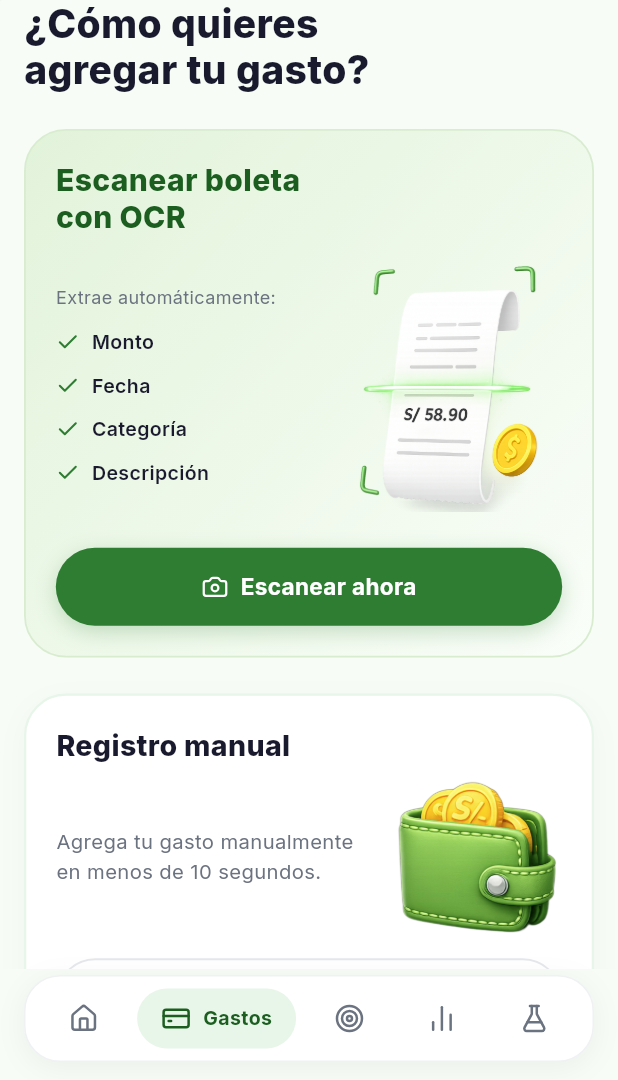
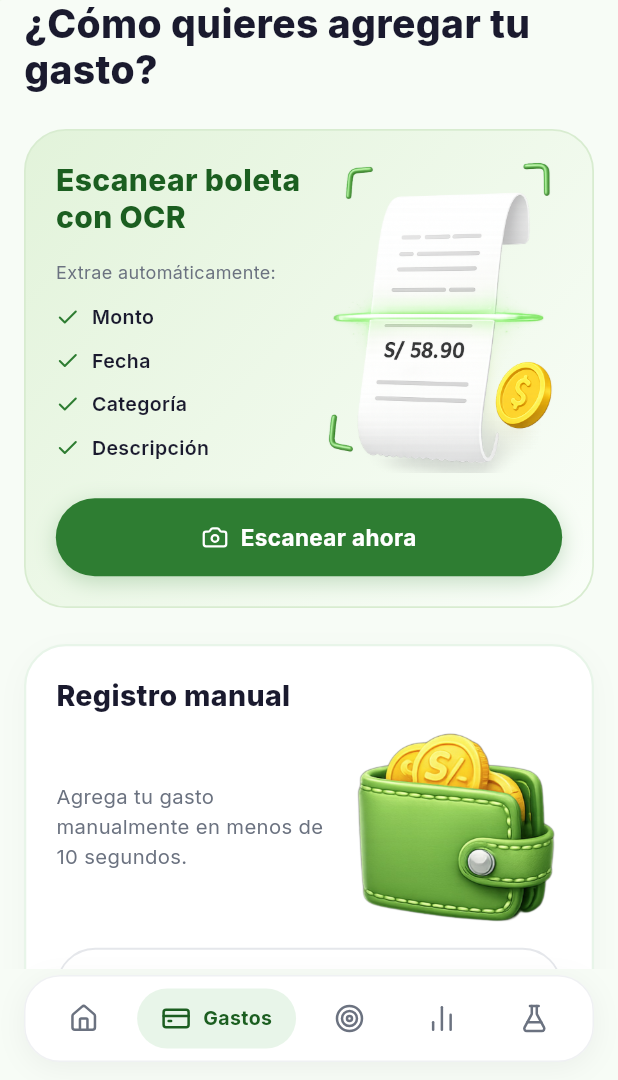
Before and after one commit to RobertoC1006/SmartBudget_Dise-odeproductosyservicios, a Flutter app: the ExpensesScreen screen opened by its route, on a phone screen of 412 x 824 dp, the part 156-1236 px from its top. Run offline on Flutter 3.47's test engine with Material 3 defaults, Android fonts, the phone set to English and light mode, and no system bars; drawn by our look-alikes of flutter_animate; our stand-ins replace confetti, dio, fl_chart, go_router, google_fonts, image_picker and 2 more; accounts and stored records are empty.

Commit message:
Update expenses_screen.dart

```diff
--- a/smartbudget_flutter/lib/presentation/screens/expenses/expenses_screen.dart
+++ b/smartbudget_flutter/lib/presentation/screens/expenses/expenses_screen.dart
@@ -34,9 +34,7 @@ class _ExpensesScreenState extends State<ExpensesScreen> {
         child: Stack(
           children: [
             Positioned.fill(
-              child: const CustomPaint(
-                painter: HeaderBackgroundPainter(),
-              ),
+              child: const CustomPaint(painter: HeaderBackgroundPainter()),
             ),
             SingleChildScrollView(
               padding: const EdgeInsets.symmetric(
@@ -50,13 +48,17 @@ class _ExpensesScreenState extends State<ExpensesScreen> {
 
                   const SizedBox(height: AppSpacing.md),
 
-                  Text(
-                    '¿Cómo quieres\nagregar tu gasto?',
+                  SizedBox(
+                    width: double.infinity,
+                    child: Text(
+                      '¿Cómo quieres agregar tu gasto?',
+                      textAlign: TextAlign.left,
                       style: GoogleFonts.inter(
                         fontSize: 26,
                         fontWeight: FontWeight.w800,
                         color: AppColors.textPrimary,
                         height: 1.2,
+                      ),
                     ),
                   ).animateEntrance(),
 
@@ -84,7 +86,8 @@ class _ExpensesScreenState extends State<ExpensesScreen> {
   Widget _buildOcrCard(BuildContext context) {
     return Semantics(
       button: true,
-      label: 'Escanear boleta con OCR. Extrae monto, fecha, categoría y '
+      label:
+          'Escanear boleta con OCR. Extrae monto, fecha, categoría y '
           'descripción automáticamente.',
       child: _PressableCard(
         onTap: _goToScan,
@@ -100,7 +103,45 @@ class _ExpensesScreenState extends State<ExpensesScreen> {
             borderRadius: BorderRadius.circular(28),
             border: Border.all(color: AppColors.accentGreenBorder, width: 1.2),
           ),
-          child: Column(
+          child: Stack(
+            clipBehavior: Clip.none,
+            children: [
+              // Boleta OCR anclada arriba a la derecha, a la altura del
+              // título (debajo del texto en el orden de pintado para que
+              // los textos siempre se lean).
+              Positioned(
+                top: -4,
+                right: -2,
+                child:
+                    Image.asset(
+                          'assets/images/ocr.png',
+                          width: 162,
+                          height: 212,
+                          fit: BoxFit.contain,
+                          errorBuilder: (context, error, stackTrace) {
+                            return const SizedBox(
+                              width: 162,
+                              height: 212,
+                              child: Icon(
+                                LucideIcons.scanLine,
+                                color: AppColors.primaryGreen,
+                                size: 48,
+                              ),
+                            );
+                          },
+                        )
+                        .animate(
+                          onPlay: (controller) =>
+                              controller.repeat(reverse: true),
+                        )
+                        .slideY(
+                          begin: -0.015,
+                          end: 0.015,
+                          duration: 2200.ms,
+                          curve: Curves.easeInOut,
+                        ),
+              ),
+              Column(
                 crossAxisAlignment: CrossAxisAlignment.start,
                 children: [
                   Text(
@@ -113,10 +154,8 @@ class _ExpensesScreenState extends State<ExpensesScreen> {
                     ),
                   ),
                   const SizedBox(height: AppSpacing.md),
-              Row(
-                crossAxisAlignment: CrossAxisAlignment.center,
-                children: [
-                  Expanded(
+                  Padding(
+                    padding: const EdgeInsets.only(right: 156),
                     child: Column(
                       crossAxisAlignment: CrossAxisAlignment.start,
                       children: [
@@ -138,31 +177,13 @@ class _ExpensesScreenState extends State<ExpensesScreen> {
                       ],
                     ),
                   ),
-                  const SizedBox(width: AppSpacing.sm),
-                  Image.asset(
-                    'assets/images/ocr.png',
-                    width: 148,
-                    height: 168,
-                    fit: BoxFit.contain,
-                    errorBuilder: (context, error, stackTrace) {
-                      return const SizedBox(
-                        width: 148,
-                        height: 168,
-                        child: Icon(
-                          LucideIcons.scanLine,
-                          color: AppColors.primaryGreen,
-                          size: 48,
-                        ),
-                      );
-                    },
-                  ),
-                ],
-              ),
                   const SizedBox(height: AppSpacing.lg),
                   _PillButton.primary(
                     label: 'Escanear ahora',
                     icon: LucideIcons.camera,
                     onTap: _goToScan,
+                  ),
+                ],
               ),
             ],
           ),
@@ -177,7 +198,8 @@ class _ExpensesScreenState extends State<ExpensesScreen> {
   Widget _buildManualCard(BuildContext context) {
     return Semantics(
       button: true,
-      label: 'Registro manual. Agrega tu gasto manualmente en menos de '
+      label:
+          'Registro manual. Agrega tu gasto manualmente en menos de '
           '10 segundos.',
       child: _PressableCard(
         onTap: _goToManual,
@@ -214,6 +236,7 @@ class _ExpensesScreenState extends State<ExpensesScreen> {
                   Expanded(
                     child: Text(
                       'Agrega tu gasto manualmente en menos de 10 segundos.',
+                      textAlign: TextAlign.left,
                       style: AppTextStyles.bodySecondary.copyWith(
                         fontSize: 13.5,
                         height: 1.5,
@@ -223,13 +246,13 @@ class _ExpensesScreenState extends State<ExpensesScreen> {
                   const SizedBox(width: AppSpacing.sm),
                   Image.asset(
                         'assets/images/wallet_3d.png',
-                    width: 112,
-                    height: 104,
+                        width: 140,
+                        height: 130,
                         fit: BoxFit.contain,
                         errorBuilder: (context, error, stackTrace) {
                           return const SizedBox(
-                        width: 112,
-                        height: 104,
+                            width: 140,
+                            height: 130,
                             child: Icon(
                               LucideIcons.wallet,
                               color: AppColors.primaryGreen,
@@ -237,6 +260,16 @@ class _ExpensesScreenState extends State<ExpensesScreen> {
                             ),
                           );
                         },
+                      )
+                      .animate(
+                        onPlay: (controller) =>
+                            controller.repeat(reverse: true),
+                      )
+                      .slideY(
+                        begin: -0.02,
+                        end: 0.02,
+                        duration: 2600.ms,
+                        curve: Curves.easeInOut,
                       ),
                 ],
               ),
@@ -264,11 +297,7 @@ class _CheckItem extends StatelessWidget {
   Widget build(BuildContext context) {
     return Row(
       children: [
-        const Icon(
-          LucideIcons.check,
-          color: AppColors.primaryGreen,
-          size: 16,
-        ),
+        const Icon(LucideIcons.check, color: AppColors.primaryGreen, size: 16),
         const SizedBox(width: AppSpacing.sm),
         Text(
           label,
@@ -329,20 +358,21 @@ class _PillButton extends StatelessWidget {
     required this.label,
     required this.onTap,
     this.icon,
-  })  : trailingIcon = null,
+  }) : trailingIcon = null,
        isPrimary = true;
 
   const _PillButton.outline({
     required this.label,
     required this.onTap,
     this.trailingIcon,
-  })  : icon = null,
+  }) : icon = null,
        isPrimary = false;
 
   @override
   Widget build(BuildContext context) {
-    final Color foreground =
-        isPrimary ? AppColors.surfaceWhite : AppColors.textPrimary;
+    final Color foreground = isPrimary
+        ? AppColors.surfaceWhite
+        : AppColors.textPrimary;
 
     return Material(
       color: isPrimary ? AppColors.primaryGreen : AppColors.surfaceWhite,
```
Lines whose indentation alone changed are shown as unchanged.
